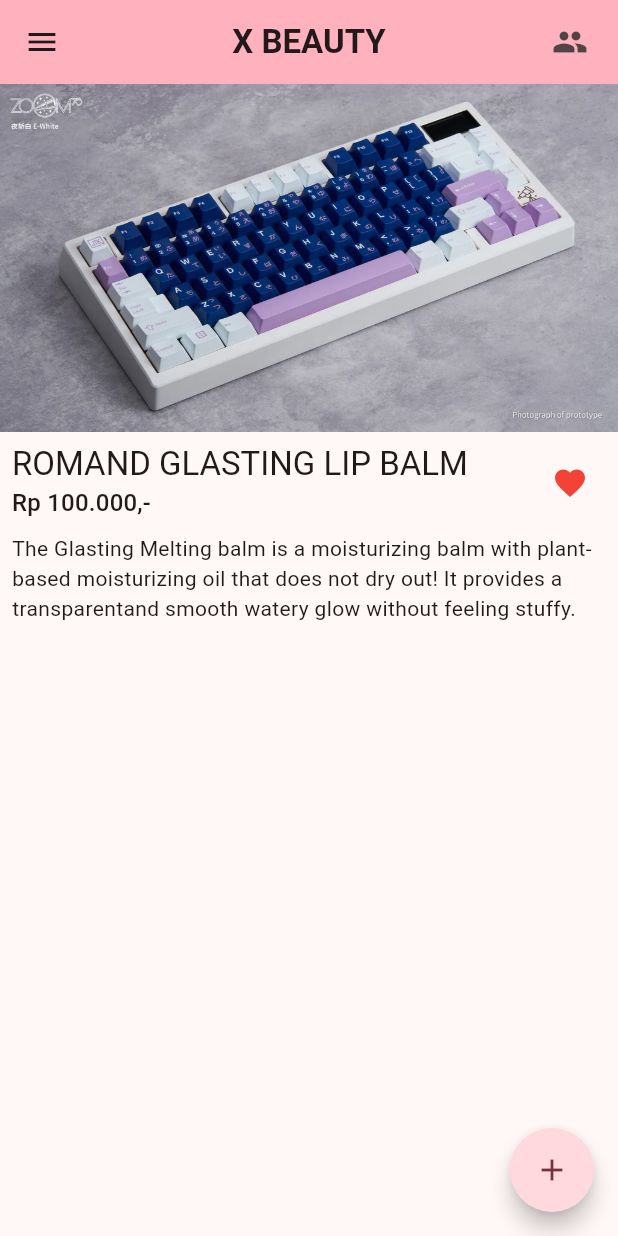
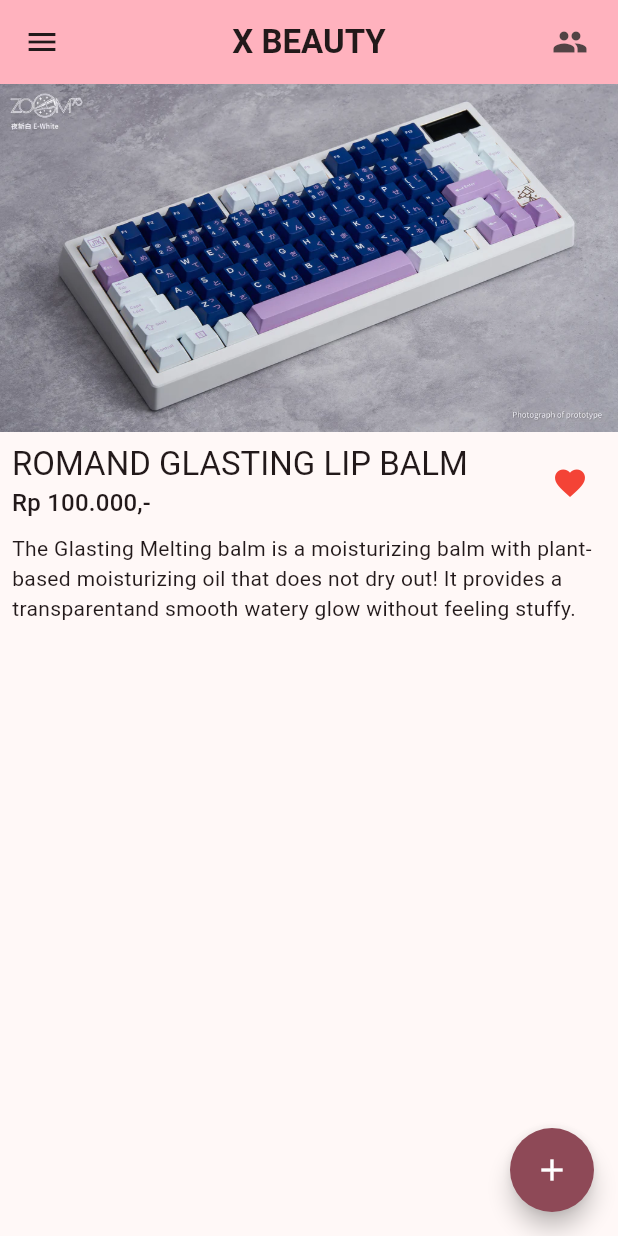
Before and after one commit to PixelSam123/flutter_task_archive, a Flutter app: the screen it shows after launch, on a phone screen of 412 x 824 dp. Run offline on Flutter 3.47's test engine with Material 3 defaults, Android fonts, the light colour scheme and no system bars.

Commit message:
change floating action button color

```diff
--- a/lib/main.dart
+++ b/lib/main.dart
@@ -109,6 +109,8 @@
         onPressed: () {},
         tooltip: 'Add',
         shape: const CircleBorder(),
+        backgroundColor: Theme.of(context).colorScheme.primary,
+        foregroundColor: Theme.of(context).colorScheme.onPrimary,
         child: const Icon(Icons.add),
       ),
     );
```
